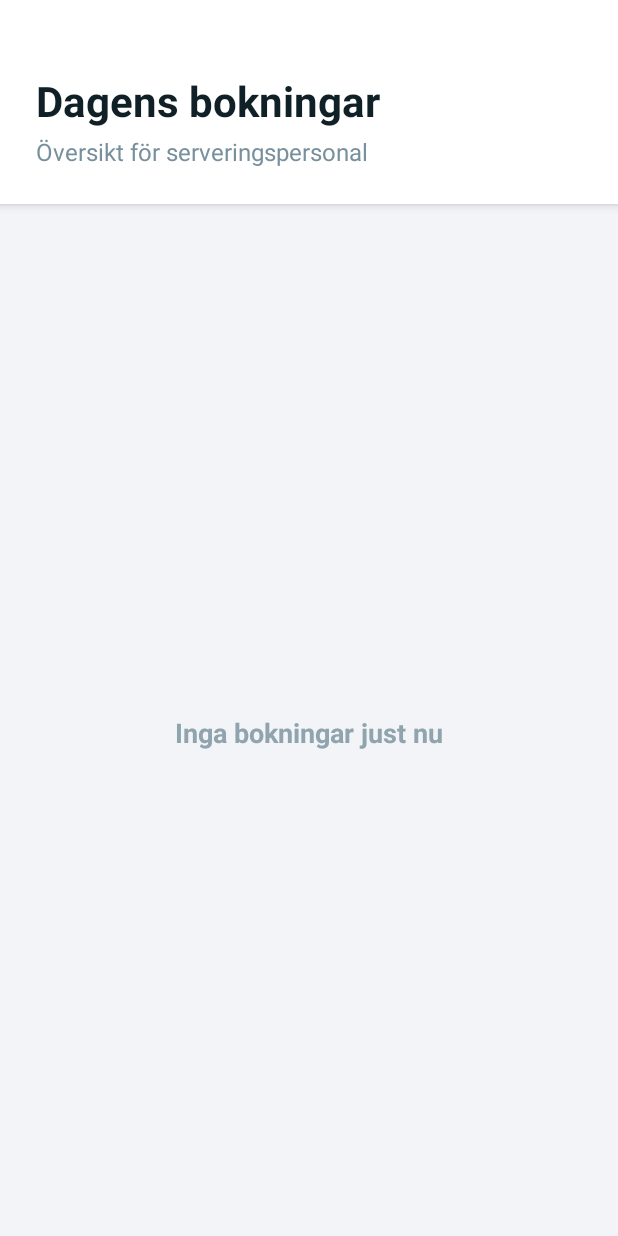
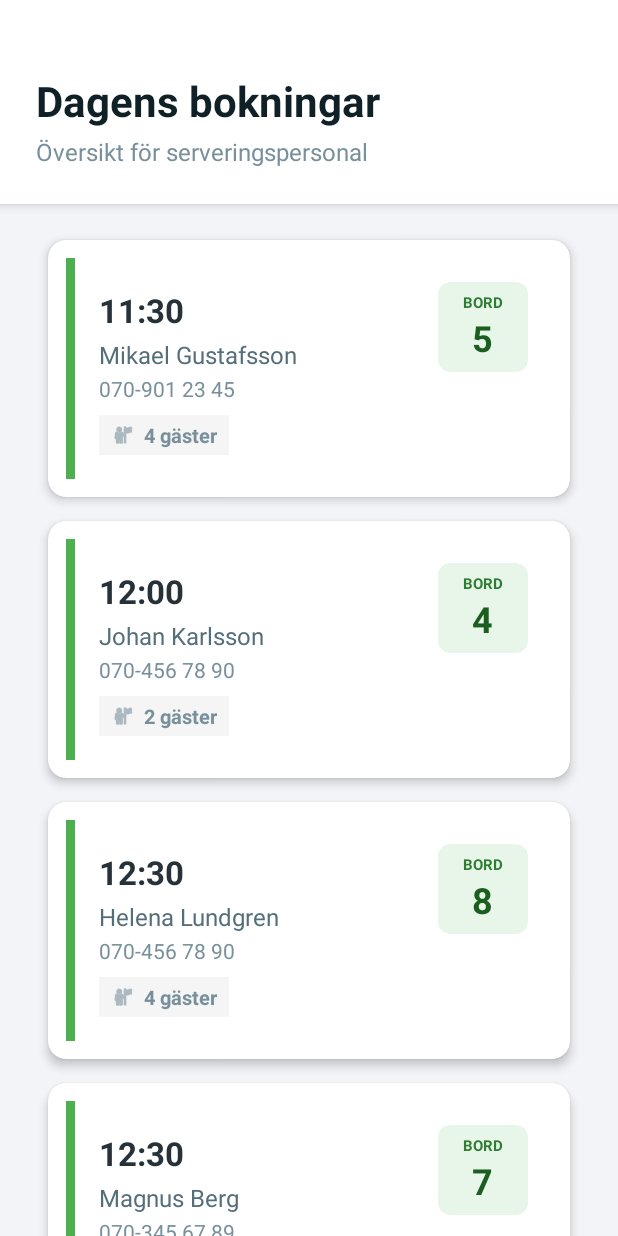
Before and after one commit to Ellevondan/RestaurantBookingApp, an Android app: the screen it shows after launch (MainActivity), on a phone screen of 412 x 824 dp. Run offline under Robolectric (Android 15) with nearby library versions, the phone set to English and light mode, and no system bars.

Commit message:
Added support for fetching and showing phone numbers

```diff
--- a/app/src/main/java/com/miun/restaurantbooking/api/DummyBookingProvider.java
+++ b/app/src/main/java/com/miun/restaurantbooking/api/DummyBookingProvider.java
@@ -31,6 +31,24 @@ public class DummyBookingProvider {
             "Sara Lindberg",
             "Magnus Berg",
             "Helena Lundgren"
+    };
+
+    private static final String[] PHONE_NUMBERS = {
+            "070-123 45 67",
+            "073-987 65 43",
+            "076-234 56 78",
+            "070-456 78 90",
+            "073-678 90 12",
+            "076-890 12 34",
+            "070-345 67 89",
+            "073-567 89 01",
+            "076-789 01 23",
+            "070-901 23 45",
+            "073-012 34 56",
+            "076-234 45 67",
+            "070-456 67 89",
+            "073-678 89 01",
+            "076-890 01 23"
     };
 
     private static final int[] TABLE_NUMBERS = {1, 2, 3, 4, 5, 6, 7, 8, 9, 10, 11, 12};
@@ -82,6 +100,7 @@ public class DummyBookingProvider {
 
         for (int i = 0; i < numberOfBookings; i++) {
             String customerName = CUSTOMER_NAMES[random.nextInt(CUSTOMER_NAMES.length)];
+            String phoneNumber = PHONE_NUMBERS[random.nextInt(PHONE_NUMBERS.length)];
             int tableNumber = TABLE_NUMBERS[random.nextInt(TABLE_NUMBERS.length)];
             String time = BOOKING_TIMES[random.nextInt(BOOKING_TIMES.length)];
             int numberOfGuests = GUEST_COUNTS[random.nextInt(GUEST_COUNTS.length)];
@@ -100,6 +119,7 @@ public class DummyBookingProvider {
             Booking booking = new Booking(
                     bookingIdCounter++,
                     customerName,
+                    phoneNumber,
                     tableNumber,
                     dateTime,
                     numberOfGuests
@@ -125,6 +145,7 @@ public class DummyBookingProvider {
         return new Booking(
                 id,
                 CUSTOMER_NAMES[0],
+                PHONE_NUMBERS[0],
                 TABLE_NUMBERS[0],
                 today.toString() + "T18:00:00",
                 4
--- a/app/src/main/java/com/miun/restaurantbooking/model/Booking.java
+++ b/app/src/main/java/com/miun/restaurantbooking/model/Booking.java
@@ -6,6 +6,7 @@ package com.miun.restaurantbooking.model;
 public class Booking {
     private Long bookingId;
     private String customerName;
+    private String phoneNumber;
     private int tableNumber;
     private String dateTime;  // ISO 8601 format: "2025-11-27T18:30:00"
     private int numberOfGuests;
@@ -21,13 +22,15 @@ public class Booking {
      *
      * @param bookingId      Unique identifier for the booking
      * @param customerName   Name of the customer who made the booking
+     * @param phoneNumber    Phone number of the customer
      * @param tableNumber    Table number assigned to this booking
      * @param dateTime       Date and time of the booking in ISO 8601 format
      * @param numberOfGuests Number of guests for this booking
      */
-    public Booking(Long bookingId, String customerName, int tableNumber, String dateTime, int numberOfGuests) {
+    public Booking(Long bookingId, String customerName, String phoneNumber, int tableNumber, String dateTime, int numberOfGuests) {
         this.bookingId = bookingId;
         this.customerName = customerName;
+        this.phoneNumber = phoneNumber;
         this.tableNumber = tableNumber;
         this.dateTime = dateTime;
         this.numberOfGuests = numberOfGuests;
@@ -69,6 +72,24 @@ public class Booking {
      */
     public void setCustomerName(String customerName) {
         this.customerName = customerName;
+    }
+
+    /**
+     * Get the phone number
+     *
+     * @return the customer's phone number
+     */
+    public String getPhoneNumber() {
+        return phoneNumber;
+    }
+
+    /**
+     * Set the phone number
+     *
+     * @param phoneNumber the customer's phone number
+     */
+    public void setPhoneNumber(String phoneNumber) {
+        this.phoneNumber = phoneNumber;
     }
 
     /**
@@ -135,6 +156,7 @@ public class Booking {
         return "Booking{" +
                 "bookingId=" + bookingId +
                 ", customerName='" + customerName + '\'' +
+                ", phoneNumber='" + phoneNumber + '\'' +
                 ", tableNumber=" + tableNumber +
                 ", dateTime='" + dateTime + '\'' +
                 ", numberOfGuests=" + numberOfGuests +
--- a/app/src/main/java/com/miun/restaurantbooking/repository/BookingRepository.java
+++ b/app/src/main/java/com/miun/restaurantbooking/repository/BookingRepository.java
@@ -21,7 +21,7 @@ public class BookingRepository {
     /**
      * Toggle this to switch between dummy data and real API.
      */
-    private static final boolean USE_DUMMY_DATA = false;
+    private static final boolean USE_DUMMY_DATA = true;
 
     private final BookingApiService apiService;
 
--- a/app/src/main/java/com/miun/restaurantbooking/ui/BookingViewHolder.java
+++ b/app/src/main/java/com/miun/restaurantbooking/ui/BookingViewHolder.java
@@ -17,6 +17,7 @@ import com.miun.restaurantbooking.util.DateFormatter;
 public class BookingViewHolder extends RecyclerView.ViewHolder {
 
     private TextView textCustomerName;
+    private TextView textPhoneNumber;
     private TextView textBookingTime;
     private TextView textNumberOfGuests;
     private TextView textTableNumber;
@@ -26,6 +27,7 @@ public class BookingViewHolder extends RecyclerView.ViewHolder {
         super(itemView);
         // TODO: Initialize all TextViews using itemView.findViewById()
         textCustomerName = itemView.findViewById(R.id.textCustomerName);
+        textPhoneNumber = itemView.findViewById(R.id.textPhoneNumber);
         textBookingTime = itemView.findViewById(R.id.textBookingTime);
         textNumberOfGuests = itemView.findViewById(R.id.textNumberOfGuests);
         textTableNumber = itemView.findViewById(R.id.textTableNumber);
@@ -38,6 +40,7 @@ public class BookingViewHolder extends RecyclerView.ViewHolder {
      */
     public void bind(Booking booking) {
         textCustomerName.setText(booking.getCustomerName());
+        textPhoneNumber.setText(booking.getPhoneNumber());
         String formattedTime = DateFormatter.formatTime(booking.getDateTime());
         textBookingTime.setText(formattedTime);
         textNumberOfGuests.setText(booking.getNumberOfGuests() + " gäster");
--- a/app/src/main/res/layout/item_booking.xml
+++ b/app/src/main/res/layout/item_booking.xml
@@ -98,19 +98,36 @@
             app:layout_constraintEnd_toStartOf="@id/tableCard"
             tools:text="Anna Andersson" />
 
+        <!-- Telefonnummer -->
+        <TextView
+            android:id="@+id/textPhoneNumber"
+            android:layout_width="0dp"
+            android:layout_height="wrap_content"
+            android:layout_marginStart="16dp"
+            android:layout_marginTop="2dp"
+            android:layout_marginEnd="16dp"
+            android:ellipsize="end"
+            android:maxLines="1"
+            android:textColor="#78909C"
+            android:textSize="14sp"
+            app:layout_constraintStart_toEndOf="@id/statusStrip"
+            app:layout_constraintTop_toBottomOf="@id/textCustomerName"
+            app:layout_constraintEnd_toStartOf="@id/tableCard"
+            tools:text="070-123 45 67" />
+
         <!-- Antal gäster (med ikon) -->
         <LinearLayout
             android:layout_width="wrap_content"
             android:layout_height="wrap_content"
             android:layout_marginStart="16dp"
-            android:layout_marginTop="12dp"
+            android:layout_marginTop="8dp"
             android:layout_marginBottom="16dp"
             android:gravity="center_vertical"
             android:orientation="horizontal"
             android:background="#F5F5F5"
             android:paddingHorizontal="8dp"
             android:paddingVertical="4dp"
-            app:layout_constraintTop_toBottomOf="@id/textCustomerName"
+            app:layout_constraintTop_toBottomOf="@id/textPhoneNumber"
             app:layout_constraintStart_toEndOf="@id/statusStrip"
             app:layout_constraintBottom_toBottomOf="parent">
 
```
